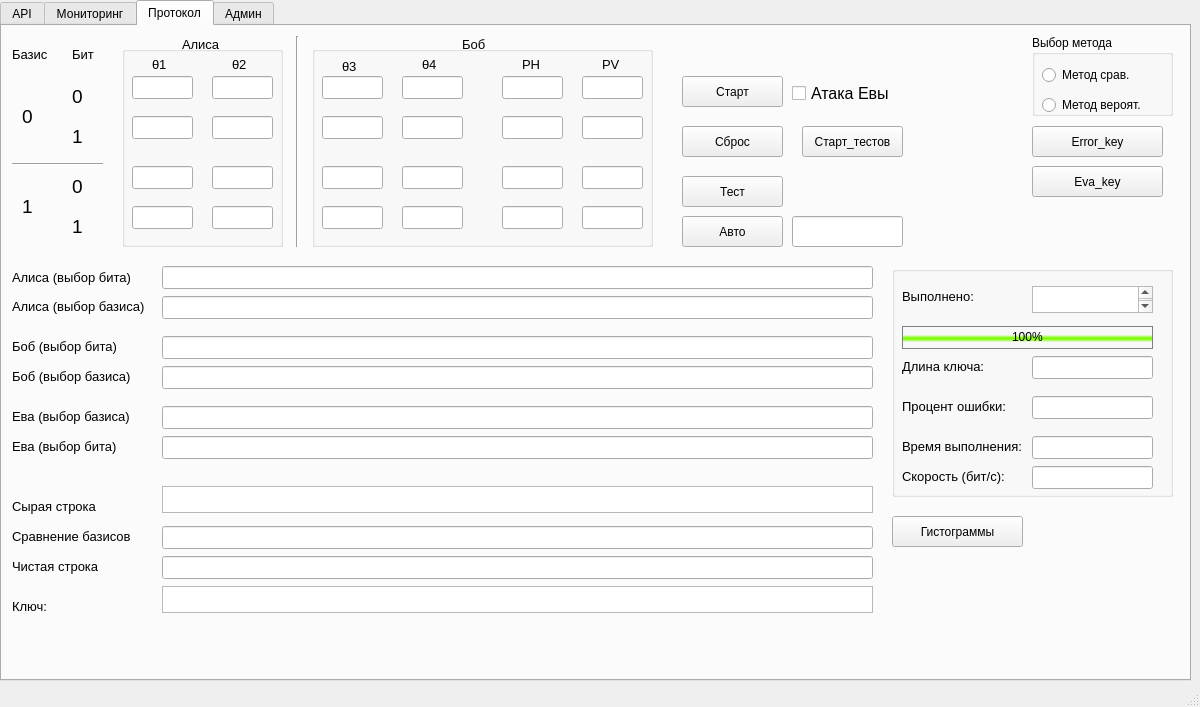
Above: mainwindow.ui from LukArty/QKD_techPO before the change. Below: the same form after it.
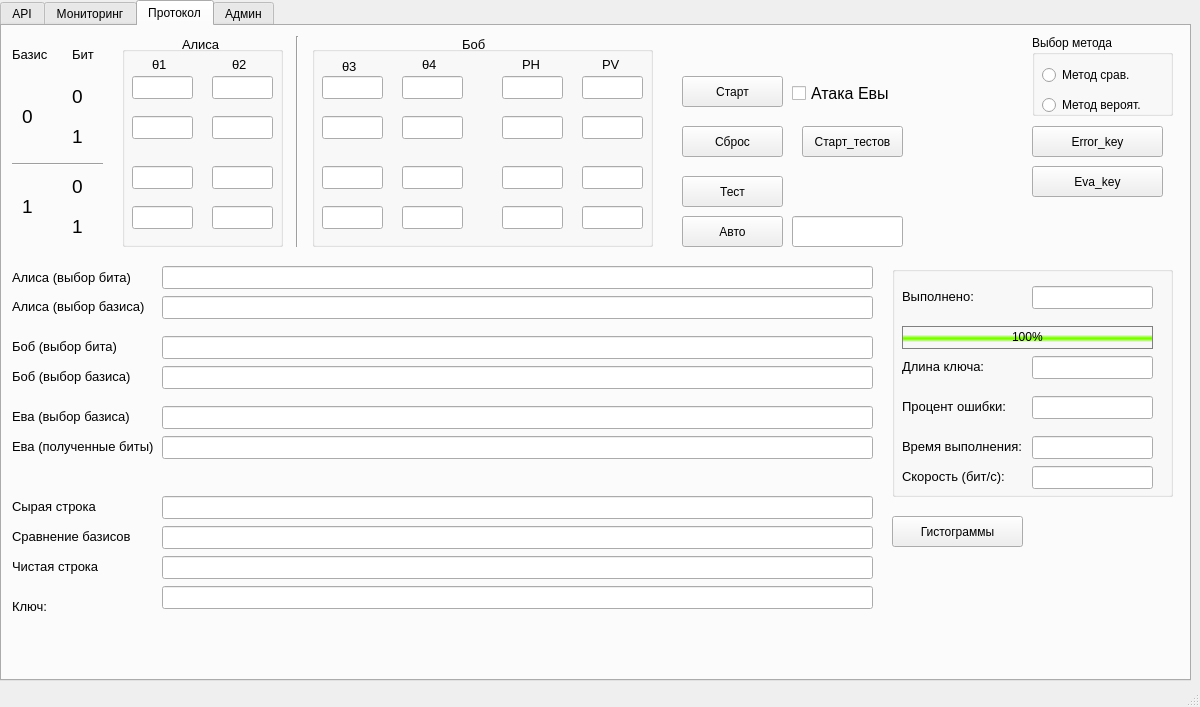
That is the form after the change. The open tabs and pages were chosen to show the change. Icons and pictures are not drawn. Custom widgets are drawn as their Qt base class.

Diff of the .ui file:
```diff
--- a/mainwindow.ui
+++ b/mainwindow.ui
@@ -2723,22 +2723,6 @@
         <string>Выполнено:</string>
        </property>
       </widget>
-      <widget class="QTextEdit" name="Progress">
-       <property name="geometry">
-        <rect>
-         <x>140</x>
-         <y>20</y>
-         <width>121</width>
-         <height>27</height>
-        </rect>
-       </property>
-       <property name="inputMethodHints">
-        <set>Qt::ImhMultiLine</set>
-       </property>
-       <property name="verticalScrollBarPolicy">
-        <enum>Qt::ScrollBarAlwaysOn</enum>
-       </property>
-      </widget>
       <widget class="QLineEdit" name="error_pr">
        <property name="geometry">
         <rect>
@@ -2795,6 +2779,16 @@
         <number>100</number>
        </property>
       </widget>
+      <widget class="QLineEdit" name="Progress">
+       <property name="geometry">
+        <rect>
+         <x>140</x>
+         <y>20</y>
+         <width>121</width>
+         <height>23</height>
+        </rect>
+       </property>
+      </widget>
      </widget>
      <widget class="QPushButton" name="TestLine">
       <property name="geometry">
@@ -2837,26 +2831,6 @@
        <string>Ключ:</string>
       </property>
      </widget>
-     <widget class="QTextEdit" name="key">
-      <property name="geometry">
-       <rect>
-        <x>160</x>
-        <y>560</y>
-        <width>711</width>
-        <height>27</height>
-       </rect>
-      </property>
-     </widget>
-     <widget class="QTextEdit" name="RawLine">
-      <property name="geometry">
-       <rect>
-        <x>160</x>
-        <y>460</y>
-        <width>711</width>
-        <height>27</height>
-       </rect>
-      </property>
-     </widget>
      <widget class="QLineEdit" name="EvaBasis">
       <property name="geometry">
        <rect>
@@ -2928,7 +2902,7 @@
        </font>
       </property>
       <property name="text">
-       <string>Ева (выбор бита)</string>
+       <string>Ева (полученные биты)</string>
       </property>
      </widget>
      <widget class="QPushButton" name="Protocol_test">
@@ -3022,6 +2996,26 @@
        <string>Гистограммы</string>
       </property>
      </widget>
+     <widget class="QLineEdit" name="RawLine">
+      <property name="geometry">
+       <rect>
+        <x>160</x>
+        <y>470</y>
+        <width>711</width>
+        <height>23</height>
+       </rect>
+      </property>
+     </widget>
+     <widget class="QLineEdit" name="key">
+      <property name="geometry">
+       <rect>
+        <x>160</x>
+        <y>560</y>
+        <width>711</width>
+        <height>23</height>
+       </rect>
+      </property>
+     </widget>
     </widget>
     <widget class="QWidget" name="tab_4">
      <attribute name="title">
```
Left out of the diff: 5 changed lines with no effect on the pictures.
